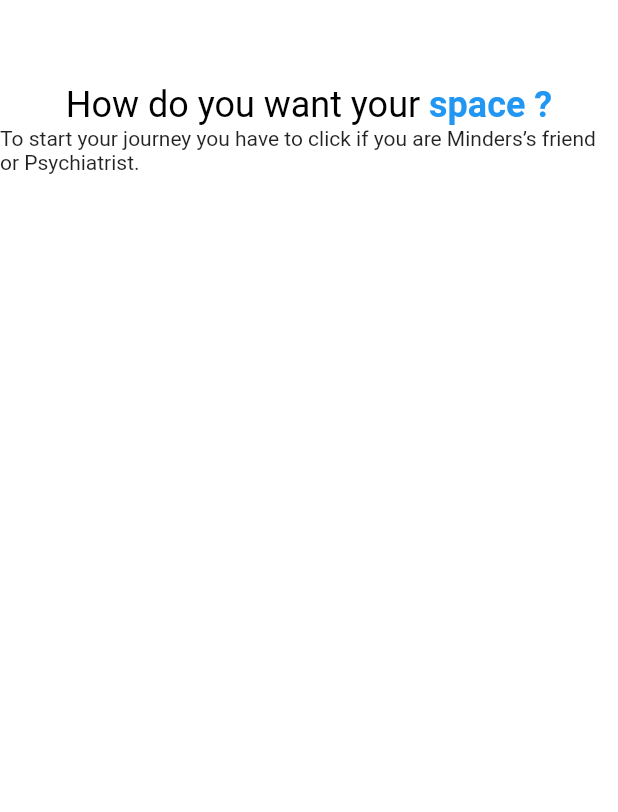
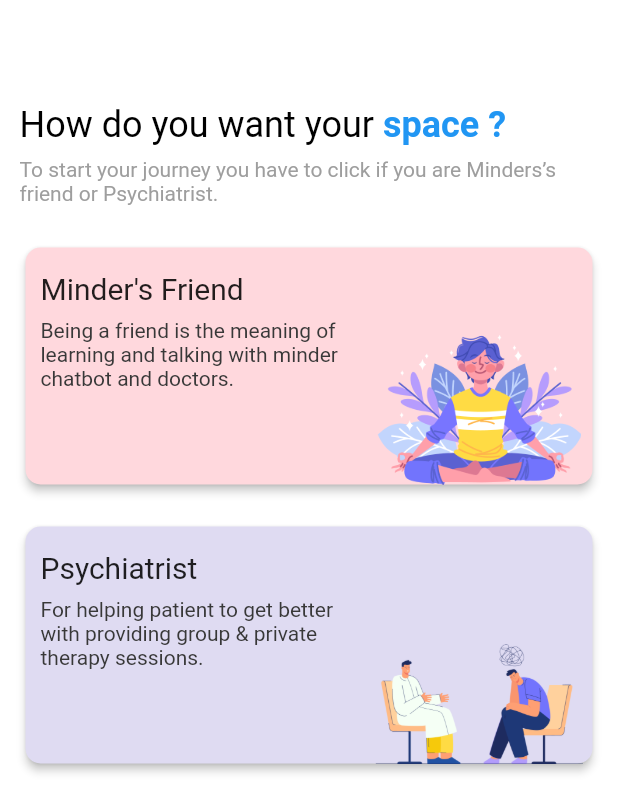
Before and after one commit to mohamednour2020/minder, a Flutter app: the HomeScreen screen opened directly, on a phone screen of 412 x 824 dp. Shown: the top 812 px of the screen. Run offline on Flutter 3.47's test engine with Material 2 defaults, Android fonts, the phone set to English and light mode, and no system bars; our stand-ins replace animated_splash_screen; missing offline and left inert: dart:ffi.

```diff
--- a/lib/ui/screens/home_screen.dart
+++ b/lib/ui/screens/home_screen.dart
@@ -1,5 +1,10 @@
+import 'package:flutter/cupertino.dart';
 import 'package:flutter/material.dart';
+import 'package:flutter/rendering.dart';
+import 'package:minder/consts/colors.dart';
 import 'package:minder/ui/widgets/custom_app_bar.dart';
+
+import 'auth_screens/doctor_login_screen.dart';
 class HomeScreen extends StatefulWidget {
   const HomeScreen({Key? key}) : super(key: key);
 
@@ -15,10 +20,14 @@ class _HomeScreenState extends State<HomeScreen> {
       appBar: AppBar(
         elevation: 0,
         backgroundColor: Colors.white,),
-    body: Column(
+    body: Padding(
+      padding: const EdgeInsets.all(13.0),
+      child: Column(
+        crossAxisAlignment: CrossAxisAlignment.start,
         children:
         [
           RichText(
+            textAlign: TextAlign.start,
             text:const TextSpan(
               text: 'How do you want your ',
               style: TextStyle(fontSize: 24,color: Colors.black),
@@ -29,10 +38,92 @@ class _HomeScreenState extends State<HomeScreen> {
               ],
             ),
           ),
-        Text(
+        const SizedBox(height: 8,),
+         const Text(
               'To start your journey you have to '
-        'click if you are Minders’s friend or Psychiatrist. ',textAlign: TextAlign.start,)
+          'click if you are Minders’s friend or Psychiatrist. ',textAlign: TextAlign.start,style: TextStyle(color: Colors.grey),),
+         const SizedBox(height: 24,),
+          Card(
+            color:const Color.fromRGBO(255, 216, 221, 1),
+            elevation: 2.5,
+            child: Container(
+              height: 158,
+              child: Row(
+                children:
+                [
+                    Expanded(
+                      flex:3,
+                        child: Padding(
+                          padding: const EdgeInsets.only(top: 16,left: 10),
+                          child: Column(crossAxisAlignment: CrossAxisAlignment.start,
+                            mainAxisAlignment: MainAxisAlignment.start,
+
+                            children:const [
+                              Text('Minder\'s Friend',style: TextStyle(fontSize: 20),textAlign: TextAlign.start,),
+                              SizedBox(height: 8,),
+                              Text('Being a friend is the meaning '
+                                'of learning and talking with minder'
+                               ' chatbot and doctors.',style: TextStyle(color: Color.fromRGBO(56, 56, 56, 1)),),
                             ],
+                          ),
+                        )),
+                    Expanded(
+                      flex: 2,
+                        child: Column(mainAxisAlignment: MainAxisAlignment.end,
+                          children: [
+                        Image.asset('assets/images/fork1.png',height: 100,)
+                          ],
+
+                        )),
+                ],
+              ),
+            ),
+            shape: RoundedRectangleBorder(borderRadius: BorderRadius.circular((10))),
+          ),
+         const SizedBox(height: 20,),
+          InkWell(onTap: (){
+            Navigator.push(context, MaterialPageRoute(builder: (builder)=>DoctorLogin()));
+          },
+            child: Card(
+              color:const Color.fromRGBO(223, 219, 242, 1),
+              elevation: 2.5,
+              child: Container(
+                height: 158,
+                child: Row(
+                  children:
+                  [
+                      Expanded(
+                        flex:3,
+                          child: Padding(
+                            padding: const EdgeInsets.only(top: 16,left: 10),
+                            child: Column(crossAxisAlignment: CrossAxisAlignment.start,
+                              mainAxisAlignment: MainAxisAlignment.start,
+
+                              children:const [
+                                Text('Psychiatrist',style: TextStyle(fontSize: 20),textAlign: TextAlign.start,),
+                                SizedBox(height: 8,),
+                                Text('For helping patient to get'
+                                 ' better with providing group'
+                                 ' & private therapy sessions.',style: TextStyle(color: Color.fromRGBO(56, 56, 56, 1)),),
+                              ],
+                            ),
+                          )),
+                      Expanded(
+                        flex: 2,
+                          child: Column(mainAxisAlignment: MainAxisAlignment.end,
+                            children: [
+                          Image.asset('assets/images/fork2.png',height: 80,)
+                            ],
+
+                          )),
+                  ],
+                ),
+              ),
+              shape: RoundedRectangleBorder(borderRadius: BorderRadius.circular((10))),
+            ),
+          ),
+        ],
+      ),
     ),
     );
   }
--- a/lib/ui/widgets/custom_button.dart
+++ b/lib/ui/widgets/custom_button.dart
@@ -12,13 +12,14 @@ class CustomButton extends StatelessWidget {
   double? textSize ;
   BoxDecoration? decoration;
   Color? textColor ;
+  bool fontBold=false;
   bool? loading ;
   Color? background ;
   Border? border ;
   Widget? icon ;
   double? borderRadius;
   BorderRadius? borderRadiusObject ;
-  CustomButton({Key? key, this.borderRadius,this.borderRadiusObject,this.textSize = 16,this.text, this.icon, this.background , this.border,this.onPressed, this.width, this.height ,this.decoration ,this.textColor,this.loading =false }) : super(key: key);
+  CustomButton({Key? key, required this.fontBold,this.borderRadius,this.borderRadiusObject,this.textSize = 16,this.text, this.icon, this.background , this.border,this.onPressed, this.width, this.height ,this.decoration ,this.textColor,this.loading =false }) : super(key: key);
 
 
   @override
@@ -53,6 +54,7 @@ class CustomButton extends StatelessWidget {
                 style: TextStyle(
                   color: textColor??Colors.white ,
                   fontSize: textSize??18 ,
+                  fontWeight: fontBold?FontWeight.bold:null,
                   fontFamily: "DIN-MEDIUM",
                   //fontWeight: FontWeight.bold,
                 ),
--- a/lib/ui/widgets/custom_text_field.dart
+++ b/lib/ui/widgets/custom_text_field.dart
@@ -13,6 +13,7 @@ class CustomTextField extends StatelessWidget {
   String? headLine;
   IconData? icon;
   Widget? iconWidget;
+  Widget? prefixIconWidget;
   Color? labelColor;
   TextInputType? textType;
   Function(String val)? onChange;
@@ -26,6 +27,7 @@ class CustomTextField extends StatelessWidget {
       {this.controller,
         this.hint = "",
         this.width,
+        this.prefixIconWidget,
         this.height,
         this.obscure = false,
         this.label,
@@ -82,6 +84,7 @@ class CustomTextField extends StatelessWidget {
                 onChanged: onChange,
                 obscureText: obscure,
                 decoration: InputDecoration(
+                  labelText:hint??'' ,
                     hintText: hint ?? "",
                     hintStyle:hintStyle?? const TextStyle(fontSize: 12, color: Colors.grey,),
                     // labelText: label,
@@ -99,6 +102,7 @@ class CustomTextField extends StatelessWidget {
                       borderRadius: BorderRadius.circular(8),
                       borderSide: const BorderSide(color: mainColor),
                     ),
+                    prefixIcon: prefixIconWidget??null,
                     suffixIcon: iconWidget == null
                         ? (icon == null
                         ? null
```
Also changed, not shown: lib/main.dart (+5 -4 lines), lib/ui/screens/auth_screens/doctor_login_screen.dart (added, +122 -0 lines), lib/ui/screens/on_boarding.dart (+9 -4 lines), assets/images/facebook.png (added), assets/images/fork1.png (added), assets/images/fork2.png (added), assets/images/google.png (added), assets/images/logo.png, assets/images/onboarding2.png, assets/images/shake_hand.png (added), assets/images/text.png (added). Lines whose indentation alone changed are shown as unchanged.
